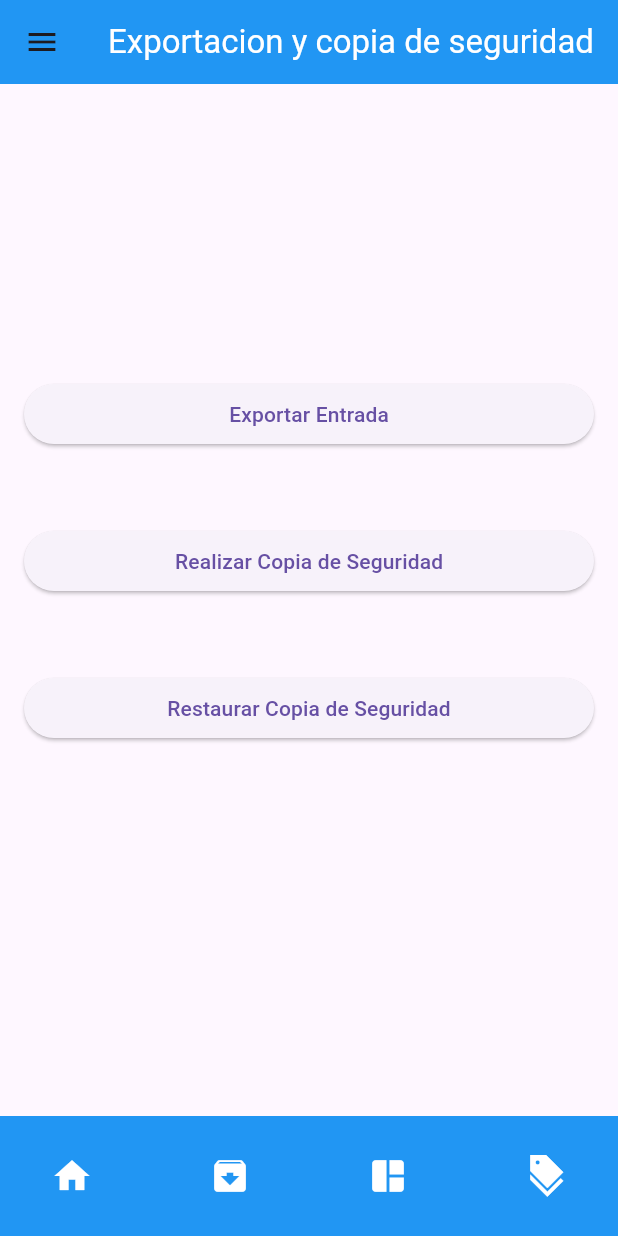
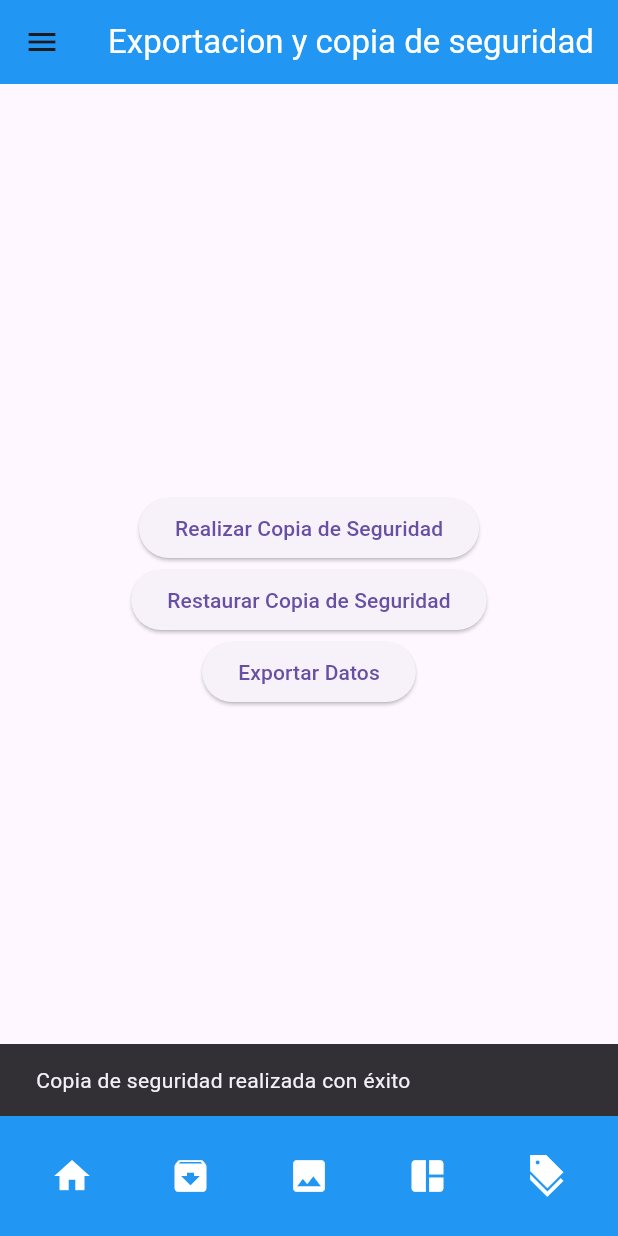
Before and after one commit to MiguelIrigoyen/my_diario_digital, a Flutter app: the screen it shows after launch, item 2 of the bottom bar chosen, after a tap on "Realizar Copia de Seguridad", on a phone screen of 412 x 824 dp. Run offline on Flutter 3.47's test engine with Material 3 defaults, Android fonts, the phone set to English and light mode, and no system bars; our stand-ins replace audioplayers, camera, google_fonts, google_maps_flutter, sqflite, table_calendar and 1 more; missing offline and left inert: flutter_sound; accounts and stored records are empty.

Commit message:
Exportacion y copia de seguridad ya funcional

```diff
--- a/my_diario_digital/lib/basededatos.dart
+++ b/my_diario_digital/lib/basededatos.dart
@@ -1,6 +1,8 @@
 import 'package:sqflite/sqflite.dart';
 import 'package:path/path.dart';
-
+import 'package:path_provider/path_provider.dart';
+import 'dart:io';
+import 'dart:convert';
 class DatabaseHelper {
   static final DatabaseHelper instance = DatabaseHelper._init();
   static Database? _database;
@@ -40,4 +42,42 @@ class DatabaseHelper {
     final db = await database;
     return await db.query('media_files');
   }
+  Future<void> exportData(String exportPath) async {
+    final db = await database;
+    final mediaFiles = await db.query('media_files');
+    final jsonString = jsonEncode(mediaFiles);
+
+    final file = File(exportPath);
+    await file.writeAsString(jsonString);
+
+    print('Datos exportados a: $exportPath');
+  }
+
+  Future<void> backupData() async {
+    final directory = await getApplicationDocumentsDirectory();
+    final backupPath = '${directory.path}/media_backup.json';
+
+    await exportData(backupPath);
+    print('Copia de seguridad guardada en: $backupPath');
+  }
+
+  Future<void> restoreData(String backupPath) async {
+    final file = File(backupPath);
+
+    if (await file.exists()) {
+      final jsonString = await file.readAsString();
+      final List<dynamic> mediaFiles = jsonDecode(jsonString);
+
+      final db = await database;
+      await db.delete('media_files'); // Limpiar la tabla actual antes de restaurar
+
+      for (final mediaFile in mediaFiles) {
+        await db.insert('media_files', mediaFile as Map<String, dynamic>);
+      }
+
+      print('Datos restaurados desde: $backupPath');
+    } else {
+      print('Archivo de respaldo no encontrado.');
+    }
+  }
 }
--- a/my_diario_digital/lib/detallesentrada.dart
+++ b/my_diario_digital/lib/detallesentrada.dart
@@ -192,6 +192,12 @@ class _CrearEntradaState extends State<CrearEntrada> {
                 },
               ),
               _buildBottomNavItem(
+                icon: Icons.image,
+                onTap: () {
+                  Navigator.pushNamed(context, '/visualizarEntrada');
+                },
+              ),
+              _buildBottomNavItem(
                 icon: Icons.auto_awesome_mosaic_rounded,
                 onTap: () {
                   Navigator.pushNamed(context, '/entradas');
--- a/my_diario_digital/lib/exportacioncopias.dart
+++ b/my_diario_digital/lib/exportacioncopias.dart
@@ -1,9 +1,69 @@
 import 'package:flutter/material.dart';
-import 'package:my_diario_digital/urls.dart';
 import 'dart:convert';
+import 'basededatos.dart';
+import 'dart:io';
+import 'package:path_provider/path_provider.dart';
 import 'package:http/http.dart' as http;
 
-class ExportarCopiaSeguridad extends StatelessWidget {
+class ExportacionYCopia extends StatefulWidget {
+  @override
+  _ExportacionYCopiaState createState() => _ExportacionYCopiaState();
+}
+
+class _ExportacionYCopiaState extends State<ExportacionYCopia> {
+  final DatabaseHelper _dbHelper = DatabaseHelper.instance;
+
+  Future<void> realizarCopiaSeguridad() async {
+    try {
+      await _dbHelper.backupData();
+      ScaffoldMessenger.of(context).showSnackBar(
+        SnackBar(content: Text('Copia de seguridad realizada con éxito')),
+      );
+    } catch (e) {
+      ScaffoldMessenger.of(context).showSnackBar(
+        SnackBar(content: Text('Error al realizar la copia de seguridad: $e')),
+      );
+    }
+  }
+
+  Future<void> restaurarCopiaSeguridad() async {
+    try {
+      final directory = await getApplicationDocumentsDirectory();
+      final filePath = '${directory.path}/media_backup.json';
+
+      if (await File(filePath).exists()) {
+        await _dbHelper.restoreData(filePath);
+        ScaffoldMessenger.of(context).showSnackBar(
+          SnackBar(content: Text('Datos restaurados con éxito')),
+        );
+      } else {
+        ScaffoldMessenger.of(context).showSnackBar(
+          SnackBar(content: Text('Archivo de copia de seguridad no encontrado')),
+        );
+      }
+    } catch (e) {
+      ScaffoldMessenger.of(context).showSnackBar(
+        SnackBar(content: Text('Error al restaurar los datos: $e')),
+      );
+    }
+  }
+
+  Future<void> exportarDatos() async {
+    try {
+      final directory = await getApplicationDocumentsDirectory();
+      final exportPath = '${directory.path}/exported_data.json';
+
+      await _dbHelper.exportData(exportPath);
+      ScaffoldMessenger.of(context).showSnackBar(
+        SnackBar(content: Text('Datos exportados a: $exportPath')),
+      );
+    } catch (e) {
+      ScaffoldMessenger.of(context).showSnackBar(
+        SnackBar(content: Text('Error al exportar los datos: $e')),
+      );
+    }
+  }
+
   @override
   Widget build(BuildContext context) {
     return Scaffold(
@@ -69,35 +129,21 @@ class ExportarCopiaSeguridad extends StatelessWidget {
           ],
         ),
       ),
-
-      body: Padding(
-        padding: const EdgeInsets.all(16.0),
+      body: Center(
         child: Column(
-          crossAxisAlignment: CrossAxisAlignment.stretch,
+          mainAxisAlignment: MainAxisAlignment.center,
           children: [
-            SizedBox(height: 180),
             ElevatedButton(
-              onPressed: () {
-                // Llamar al método exportarEntrada
-                exportarEntrada(1, "PDF");
-              },
-              child: Text('Exportar Entrada'),
-            ),
-            SizedBox(height: 50),
-            ElevatedButton(
-              onPressed: () {
-                // Llamar al método realizarCopiaSeguridad
-                realizarCopiaSeguridad();
-              },
+              onPressed: realizarCopiaSeguridad,
               child: Text('Realizar Copia de Seguridad'),
             ),
-            SizedBox(height: 50),
             ElevatedButton(
-              onPressed: () {
-                // Llamar al método restaurarCopiaSeguridad
-                restaurarCopiaSeguridad('ruta/archivo.backup');
-              },
+              onPressed: restaurarCopiaSeguridad,
               child: Text('Restaurar Copia de Seguridad'),
+            ),
+            ElevatedButton(
+              onPressed: exportarDatos,
+              child: Text('Exportar Datos'),
             ),
           ],
         ),
@@ -124,6 +170,12 @@ class ExportarCopiaSeguridad extends StatelessWidget {
                 },
               ),
               _buildBottomNavItem(
+                icon: Icons.image,
+                onTap: () {
+                  Navigator.pushNamed(context, '/visualizarEntrada');
+                },
+              ),
+              _buildBottomNavItem(
                 icon: Icons.auto_awesome_mosaic_rounded,
                 onTap: () {
                   Navigator.pushNamed(context, '/entradas');
@@ -140,48 +192,6 @@ class ExportarCopiaSeguridad extends StatelessWidget {
         ),
       ),
     );
-  }
-
-
-  Future<void> exportarEntrada(int idEntrada, String formato) async {
-    final url = Uri.parse(urls.url);
-
-    try {
-      final response = await http.get(
-        url.replace(queryParameters: {
-          'idEntrada': idEntrada.toString(),
-          'formato': formato,
-        }),
-      );
-
-      if (response.statusCode == 200) {
-        print('Entrada exportada correctamente: ${response.body}');
-        // Aquí puedes manejar el archivo descargado, si aplica.
-      } else {
-        print('Error al exportar la entrada: ${response.statusCode}');
-      }
-    } catch (e) {
-      print('Error en la solicitud GET: $e');
-    }
-  }
-
-
-  Future<bool> realizarCopiaSeguridad() async {
-    // Simula la lógica para realizar una copia de seguridad
-    print('Realizando copia de seguridad...');
-    // Aquí se llamaría a una API con un método POST.
-    await Future.delayed(Duration(seconds: 1)); // Simulación de un proceso
-    print('Copia de seguridad realizada con éxito.');
-    return true;
-  }
-
-  Future<bool> restaurarCopiaSeguridad(String archivo) async {
-    // Simula la lógica para restaurar una copia de seguridad desde un archivo
-    print('Restaurando copia de seguridad desde el archivo: $archivo');
-    // Aquí se llamaría a una API con un método POST.
-    await Future.delayed(Duration(seconds: 2)); // Simulación de un proceso
-    print('Copia de seguridad restaurada con éxito.');
-    return true;
   }
 }
 //widgets para los appbar y bottom appbar
--- a/my_diario_digital/lib/favoritosetiquetas.dart
+++ b/my_diario_digital/lib/favoritosetiquetas.dart
@@ -170,6 +170,12 @@ class _FavoritosScreenState extends State<FavoritosScreen> {
                 },
               ),
               _buildBottomNavItem(
+                icon: Icons.image,
+                onTap: () {
+                  Navigator.pushNamed(context, '/visualizarEntrada');
+                },
+              ),
+              _buildBottomNavItem(
                 icon: Icons.auto_awesome_mosaic_rounded,
                 onTap: () {
                   Navigator.pushNamed(context, '/entradas');
--- a/my_diario_digital/lib/main.dart
+++ b/my_diario_digital/lib/main.dart
@@ -31,7 +31,7 @@ class MyApp extends StatelessWidget {
         '/': (context) => PantallaPrincipal(), // Pantalla principal
         '/fEtiquetas': (context) => FavoritosScreen(),
         '/entradas': (context) => CrearEntrada(),
-        '/ecSeguridad': (context) => ExportarCopiaSeguridad(),
+        '/ecSeguridad': (context) => ExportacionYCopia(),
         '/Inicio': (context) => PantallaPrincipal(),
         '/Calendario': (context) => Calendario(), // Ruta para Calendario
         '/Configuracion': (context) => Configuracion(), // Ruta para Configuración
```
Lines whose indentation alone changed are shown as unchanged.
